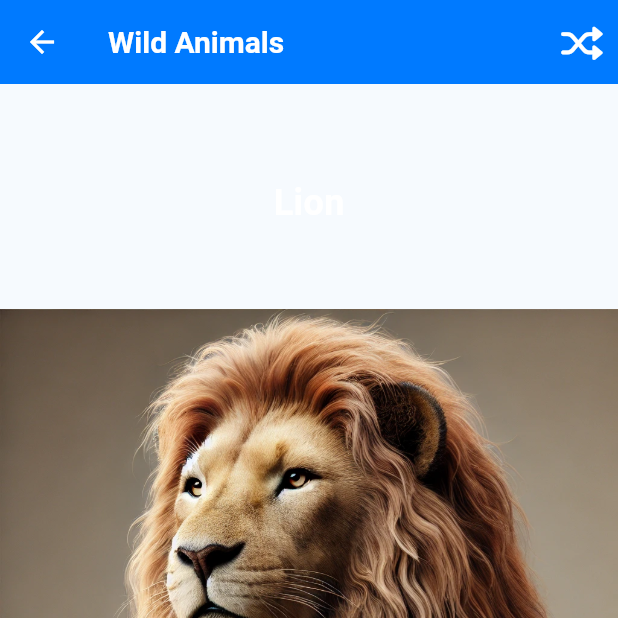
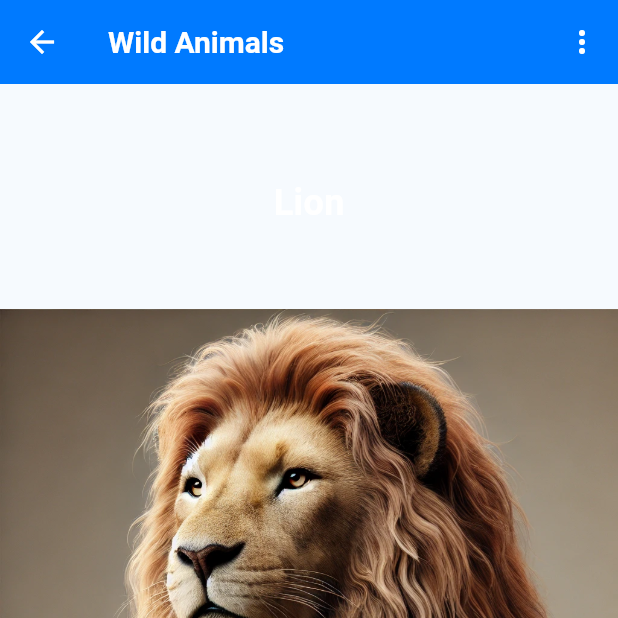
Before and after one commit to gnz11yuan/KidsFlashcards, a Flutter app: the screen it shows after launch, after a tap on "Wild Animals", on a phone screen of 412 x 824 dp, the top half of it. Run offline on Flutter 3.47's test engine with Material 3 defaults, Android fonts, the light colour scheme and no system bars; our stand-ins replace audioplayers, palette_generator, shared_preferences.

Commit message:
[+] Randomize function

```diff
--- a/lib/flashcard_page.dart
+++ b/lib/flashcard_page.dart
@@ -4,6 +4,8 @@ import 'package:audioplayers/audioplayers.dart';
 import 'package:palette_generator/palette_generator.dart';
 import 'dart:ui';  // Import this for ImageFilter
 import 'package:shared_preferences/shared_preferences.dart';
+import 'settings_page.dart';  // Import the SettingsPage
+import 'dart:math'; // Import for shuffling the list
 
 class FlashcardPage extends StatefulWidget {
   final String category;
@@ -25,22 +27,34 @@ class FlashcardPageState extends State<FlashcardPage> {
   late AudioPlayer _player;
   late int _currentIndex;
   bool isPlaying = false;  // Track whether the audio is playing
-  bool isRandomMode = false;  // Track whether random mode is enabled
   bool _isAudioAutoPlay = false;  // Track auto-play setting
+  bool _isRandomizeFlashcards = false;  // Track randomize flashcards setting
   Color? dominantColor;
   Color textColor = Colors.white;  // Default text color
+  List<Map<String, String>> _shuffledItems = [];  // List to hold shuffled items
 
   @override
   void initState() {
     super.initState();
     _player = AudioPlayer();
-    _currentIndex = widget.initialIndex;
     _loadSettings();
-    _updatePaletteColor();
-    _player.onPlayerComplete.listen((event) {
-      setState(() {
-        isPlaying = false;  // Reset the play state when the audio finishes
-      });
+    _setupFlashcards();
+  }
+
+  void _setupFlashcards() async {
+    await _loadSettings();
+    setState(() {
+      _shuffledItems = List<Map<String, String>>.from(widget.items);
+      if (_isRandomizeFlashcards && _shuffledItems.isNotEmpty) {
+        _shuffledItems.shuffle(Random());
+      }
+      _currentIndex = (_shuffledItems.isNotEmpty && widget.initialIndex < _shuffledItems.length)
+          ? widget.initialIndex
+          : 0;
+      _updatePaletteColor();
+      if (_isAudioAutoPlay && _shuffledItems.isNotEmpty) {
+        playSound(_shuffledItems[_currentIndex]['sound']!.replaceFirst('assets/', ''));
+      }
     });
   }
 
@@ -54,10 +68,8 @@ class FlashcardPageState extends State<FlashcardPage> {
     SharedPreferences prefs = await SharedPreferences.getInstance();
     setState(() {
       _isAudioAutoPlay = (prefs.getBool('isAudioAutoPlay') ?? false);
+      _isRandomizeFlashcards = (prefs.getBool('isRandomizeFlashcards') ?? false);
     });
-    if (_isAudioAutoPlay) {
-      playSound(widget.items[_currentIndex]['sound']!.replaceFirst('assets/', ''));
-    }
   }
 
   void playSound(String soundPath) async {
@@ -79,7 +91,8 @@ class FlashcardPageState extends State<FlashcardPage> {
   }
 
   Future<void> _updatePaletteColor() async {
-    String imagePath = widget.items[_currentIndex]['image']!;
+    if (_shuffledItems.isEmpty) return;
+    String imagePath = _shuffledItems[_currentIndex]['image']!;
     final paletteGenerator = await PaletteGenerator.fromImageProvider(
       AssetImage(imagePath),
     );
@@ -91,42 +104,57 @@ class FlashcardPageState extends State<FlashcardPage> {
   }
 
   void _showNextFlashcard() async {
+    if (_shuffledItems.isEmpty) return;
     await _player.stop();
     setState(() {
       isPlaying = false;  // Reset the play state when moving to next flashcard
-      if (isRandomMode) {
-        _currentIndex = (List<int>.generate(widget.items.length, (index) => index)..shuffle()).first;
-      } else if (_currentIndex < widget.items.length - 1) {
+      if (_currentIndex < _shuffledItems.length - 1) {
         _currentIndex++;
+        _updatePaletteColor();
+        if (_isAudioAutoPlay) {
+          playSound(_shuffledItems[_currentIndex]['sound']!.replaceFirst('assets/', ''));
+        }
       }
-      _updatePaletteColor();
     });
-    if (_isAudioAutoPlay) {
-      playSound(widget.items[_currentIndex]['sound']!.replaceFirst('assets/', ''));
-    }
   }
 
   void _showPreviousFlashcard() async {
+    if (_shuffledItems.isEmpty) return;
     await _player.stop();
     setState(() {
       isPlaying = false;  // Reset the play state when moving to previous flashcard
-      if (isRandomMode) {
-        _currentIndex = (List<int>.generate(widget.items.length, (index) => index)..shuffle()).first;
-      } else if (_currentIndex > 0) {
+      if (_currentIndex > 0) {
         _currentIndex--;
+        _updatePaletteColor();
+        if (_isAudioAutoPlay) {
+          playSound(_shuffledItems[_currentIndex]['sound']!.replaceFirst('assets/', ''));
+        }
       }
-      _updatePaletteColor();
     });
-    if (_isAudioAutoPlay) {
-      playSound(widget.items[_currentIndex]['sound']!.replaceFirst('assets/', ''));
-    }
   }
 
   @override
   Widget build(BuildContext context) {
-    String imagePath = widget.items[_currentIndex]['image']!;
-    String soundPath = widget.items[_currentIndex]['sound']!.replaceFirst('assets/', '');
-    String itemName = widget.items[_currentIndex]['name']!;
+    if (_shuffledItems.isEmpty) {
+      return Scaffold(
+        appBar: AppBar(
+          title: Text(widget.category),
+          backgroundColor: CupertinoColors.activeBlue,  // Same color as the buttons
+          titleTextStyle: const TextStyle(color: Colors.white, fontSize: 20, fontWeight: FontWeight.bold),
+          iconTheme: const IconThemeData(color: Colors.white),  // Set icon color to white
+        ),
+        body: const Center(
+          child: Text(
+            "No flashcards available.",
+            style: TextStyle(fontSize: 24),
+          ),
+        ),
+      );
+    }
+
+    String imagePath = _shuffledItems[_currentIndex]['image']!;
+    String soundPath = _shuffledItems[_currentIndex]['sound']!.replaceFirst('assets/', '');
+    String itemName = _shuffledItems[_currentIndex]['name']!;
 
     return Scaffold(
       appBar: AppBar(
@@ -135,18 +163,27 @@ class FlashcardPageState extends State<FlashcardPage> {
         titleTextStyle: const TextStyle(color: Colors.white, fontSize: 20, fontWeight: FontWeight.bold),
         iconTheme: const IconThemeData(color: Colors.white),  // Set icon color to white
         actions: [
-          CupertinoButton(
-            padding: const EdgeInsets.all(10.0),
-            onPressed: () {
-              setState(() {
-                isRandomMode = !isRandomMode;
-              });
+          PopupMenuButton<String>(
+            icon: const Icon(
+              Icons.more_vert,
+              color: Colors.white,  // Make the three-dot menu icon white
+            ),
+            onSelected: (String value) {
+              if (value == 'Settings') {
+                Navigator.push(
+                  context,
+                  MaterialPageRoute(builder: (context) => const SettingsPage()),
+                ).then((_) => _setupFlashcards());  // Reload settings when returning from settings page
+              }
             },
-            child: Icon(
-              isRandomMode ? CupertinoIcons.shuffle_thick : CupertinoIcons.shuffle,
-              color: isRandomMode ? Colors.yellow : Colors.white,  // Change color when random mode is on
-              size: 28,
-            ),
+            itemBuilder: (BuildContext context) {
+              return {'Settings'}.map((String choice) {
+                return PopupMenuItem<String>(
+                  value: choice,
+                  child: Text(choice),
+                );
+              }).toList();
+            },
           ),
         ],
       ),
@@ -154,14 +191,10 @@ class FlashcardPageState extends State<FlashcardPage> {
         onHorizontalDragEnd: (details) {
           if (details.primaryVelocity! < 0) {
             // Swiped left, show next flashcard
-            if (_currentIndex < widget.items.length - 1 || isRandomMode) {
-              _showNextFlashcard();
-            }
+            _showNextFlashcard();
           } else if (details.primaryVelocity! > 0) {
             // Swiped right, show previous flashcard
-            if (_currentIndex > 0 || isRandomMode) {
-              _showPreviousFlashcard();
-            }
+            _showPreviousFlashcard();
           }
         },
         child: Stack(
@@ -260,7 +293,7 @@ class FlashcardPageState extends State<FlashcardPage> {
                       ),
                       Align(
                         alignment: Alignment.centerRight,
-                        child: _currentIndex < widget.items.length - 1
+                        child: _currentIndex < _shuffledItems.length - 1
                             ? CupertinoButton(
                                 padding: const EdgeInsets.all(20.0),  // Increase padding to match play button size
                                 color: CupertinoColors.activeBlue,
```
Also changed, not shown: lib/settings_page.dart (+18 -8 lines).
